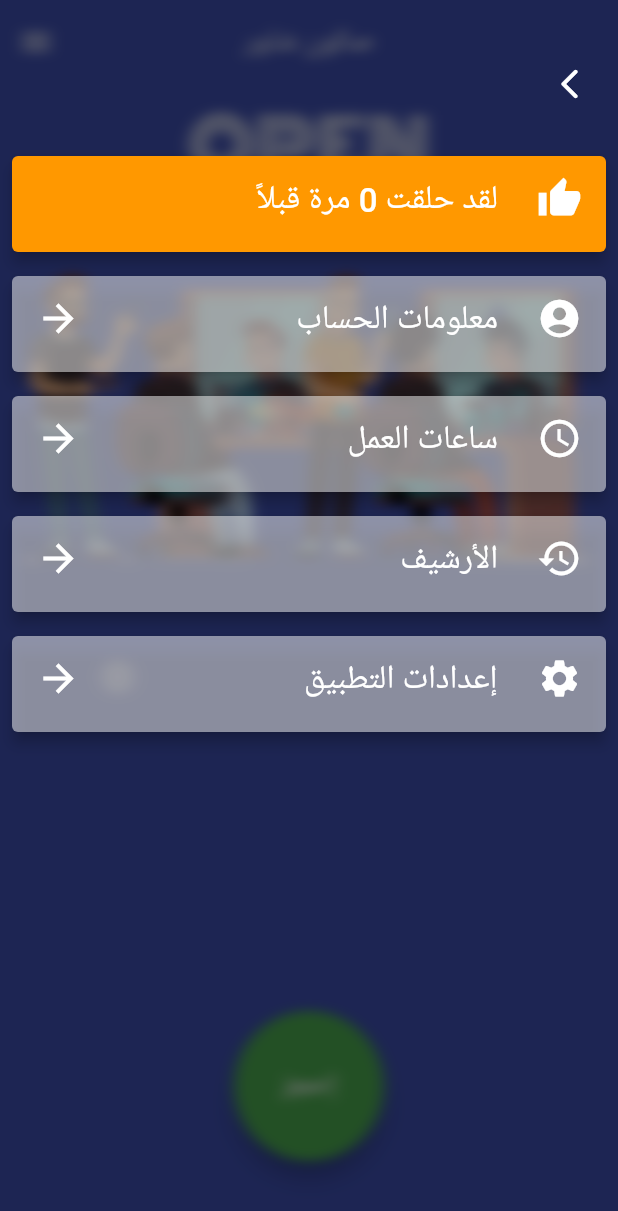
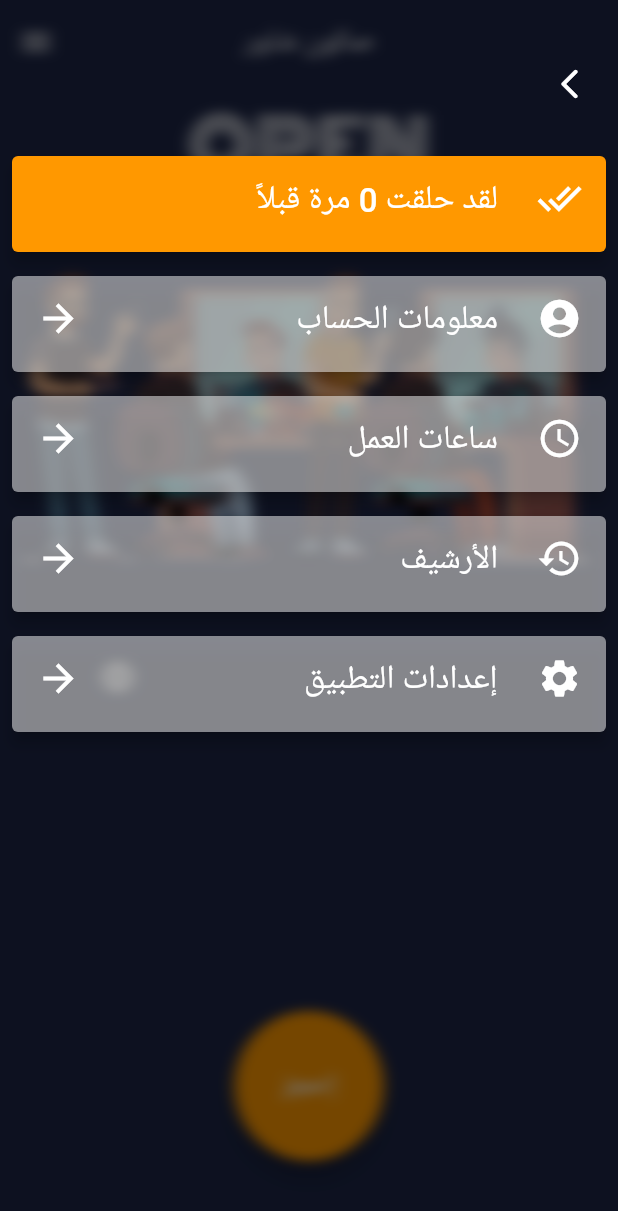
Before and after one commit to omzer/shawar-salon, a Flutter app: the screen it shows after launch, after a tap on the "menu" icon, on a phone screen of 412 x 824 dp. Shown: the top 1211 px of the screen. Run offline on Flutter 3.47's test engine with Material 2 defaults, Android fonts, the phone set to English and light mode, and no system bars; drawn by our look-alikes of avatar_glow; our stand-ins replace get, get_storage.

Commit message:
Add theme options

```diff
--- a/lib/main.dart
+++ b/lib/main.dart
@@ -7,8 +7,10 @@ import 'package:shawar_salon/ui/landing_page/landing_page.dart';
 import 'localization/Messages.dart';
 
 void main() async {
-  await Prefs.getInstance().init();
+  final prefs = Prefs.getInstance();
+  await prefs.init();
   runApp(MyApp());
+  ThemeService.changeTheme(prefs.getTheme());
 }
 
 class MyApp extends StatelessWidget {
@@ -21,20 +23,9 @@ class MyApp extends StatelessWidget {
       locale: Locale('ar'),
       fallbackLocale: Locale('ar'),
       // Meta data
-      title: 'صالون شاور',
-      // Theme
-      theme: _configureTheme(context),
+      title: 'salon_name'.tr,
       // First page
       home: LandingPage(),
     );
   }
-
-  ThemeData _configureTheme(context) {
-    return ThemeService.getTheme(
-      Theme.of(context),
-      Colors.indigo,
-      Colors.white,
-      Colors.orange,
-    );
-  }
 }
--- a/lib/services/keys.dart
+++ b/lib/services/keys.dart
@@ -7,4 +7,8 @@ class Keys {
   static final String PROFILE_IMAGE = 'PROFILE_IMAGE';
   static final String USER_NAME = 'USER_NAME';
   static final String PHONE_NUMBER = 'PHONE_NUMBER';
+
+  // App info
+  static final String APP_THEME = 'APP_THEME';
+
 }
--- a/lib/services/prefs.dart
+++ b/lib/services/prefs.dart
@@ -43,4 +43,8 @@ class Prefs {
   Future writePhoneNumber(number) async {
     await _box.write(Keys.PHONE_NUMBER, number);
   }
+
+  int getTheme() => _box.read(Keys.APP_THEME) ?? 0;
+
+  Future writeTheme(theme) async => await _box.write(Keys.APP_THEME, theme);
 }
--- a/lib/ui/booking_page/drawer/drawer_booking_count.dart
+++ b/lib/ui/booking_page/drawer/drawer_booking_count.dart
@@ -13,11 +13,7 @@ class DrawerBookingCounter extends StatelessWidget {
         elevation: 4,
         margin: EdgeInsets.all(8),
         child: ListTile(
-          leading: Icon(
-            Icons.thumb_up,
-            color: Colors.white,
-            size: 30,
-          ),
+          leading: Icon(Icons.done_all, size: 30),
           title: Text(
             'shave_count_message'.trArgs([_getNumberOfPreviousBookings()]),
             style: TextStyle(fontSize: 22),
--- a/lib/ui/booking_page/drawer/drawer_item.dart
+++ b/lib/ui/booking_page/drawer/drawer_item.dart
@@ -28,11 +28,7 @@ class DrawerItem extends StatelessWidget {
           },
           leading: Icon(icon, size: 30, color: Colors.white),
           title: Text(text, style: TextStyle(fontSize: 22)),
-          trailing: Icon(
-            Icons.arrow_back_outlined,
-            size: 30,
-            color: Colors.white,
-          ),
+          trailing: Icon(Icons.arrow_back_outlined, size: 30),
         ),
       ),
     );
--- a/lib/ui/booking_page/widgets/booking_btn.dart
+++ b/lib/ui/booking_page/widgets/booking_btn.dart
@@ -11,18 +11,22 @@ class BookingButton extends StatelessWidget {
   @override
   Widget build(BuildContext context) {
     final double size = 100;
-    final textStyle = TextStyle(fontSize: 18, fontWeight: FontWeight.bold);
-
+    final textStyle = TextStyle(
+      fontSize: 18,
+      fontWeight: FontWeight.bold,
+      color: Colors.white,
+    );
+    final accentColor = Theme.of(context).accentColor;
     return AvatarGlow(
       endRadius: enable ? size : 0,
-      glowColor: Colors.green,
+      glowColor: accentColor,
       child: SizedBox(
         width: size,
         height: size,
         child: FloatingActionButton(
           onPressed: enable ? onPressed : null,
           child: Text('book'.tr, style: textStyle),
-          backgroundColor: Colors.green,
+          backgroundColor: accentColor,
         ),
       ),
     );
--- a/lib/ui/booking_page/widgets/booking_info.dart
+++ b/lib/ui/booking_page/widgets/booking_info.dart
@@ -32,7 +32,7 @@ class BookingInfo extends StatelessWidget {
   Widget _buildCancelBooking() {
     return FlatButton.icon(
       onPressed: () => Prefs.getInstance().writeBookingTime(null),
-      icon: Icon(Icons.cancel_outlined, color: Colors.white),
+      icon: Icon(Icons.cancel_sharp, color: Colors.white),
       label: Text(
         'cancel'.tr,
         style: TextStyle(
@@ -40,18 +40,14 @@ class BookingInfo extends StatelessWidget {
           fontSize: 16,
         ),
       ),
-      color: Colors.red.withOpacity(0.76),
+      color: Colors.red,
     );
   }
 
   Widget _buildText() {
     return Text(
       'باقي لحجزك: 3 ساعات و 27 دقيقة',
-      style: TextStyle(
-        fontSize: 18,
-        color: Colors.black,
-        fontWeight: FontWeight.bold,
-      ),
+      style: TextStyle(fontSize: 18, fontWeight: FontWeight.bold),
     );
   }
 }
--- a/lib/ui/profile_page/profile_page.dart
+++ b/lib/ui/profile_page/profile_page.dart
@@ -71,7 +71,6 @@ class _ProfilePageState extends State<ProfilePage> {
         label: Text('stay_on_page'.tr),
         color: Colors.green,
       ),
-      backgroundColor: Theme.of(context).primaryColor,
     );
   }
 
--- a/lib/ui/settings_page/settings_page.dart
+++ b/lib/ui/settings_page/settings_page.dart
@@ -1,5 +1,6 @@
 import 'package:flutter/material.dart';
 import 'package:get/get.dart';
+import 'package:shawar_salon/services/theme_service.dart';
 
 class SettingsPage extends StatefulWidget {
   @override
@@ -19,6 +20,6 @@ class _SettingsPageState extends State<SettingsPage> {
   }
 
   void aa() async {
-    Get.changeTheme(ThemeData.light());
+    ThemeService.changeTheme(3);
   }
 }
```
Also changed, not shown: lib/services/theme_service.dart (+37 -9 lines).
